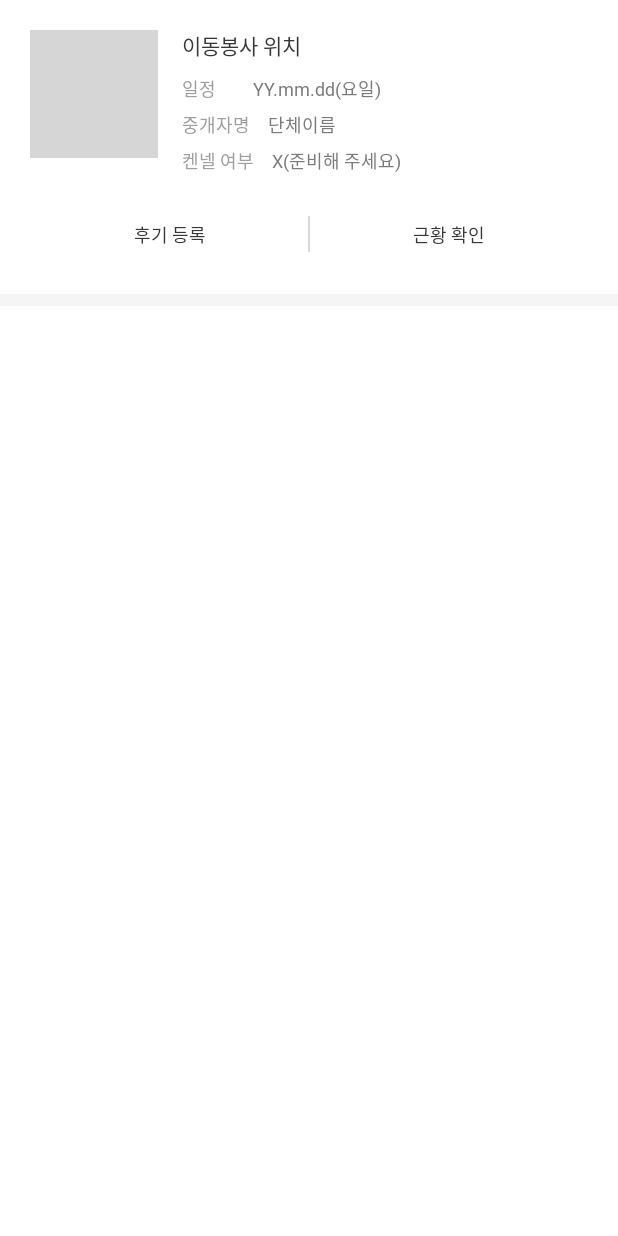
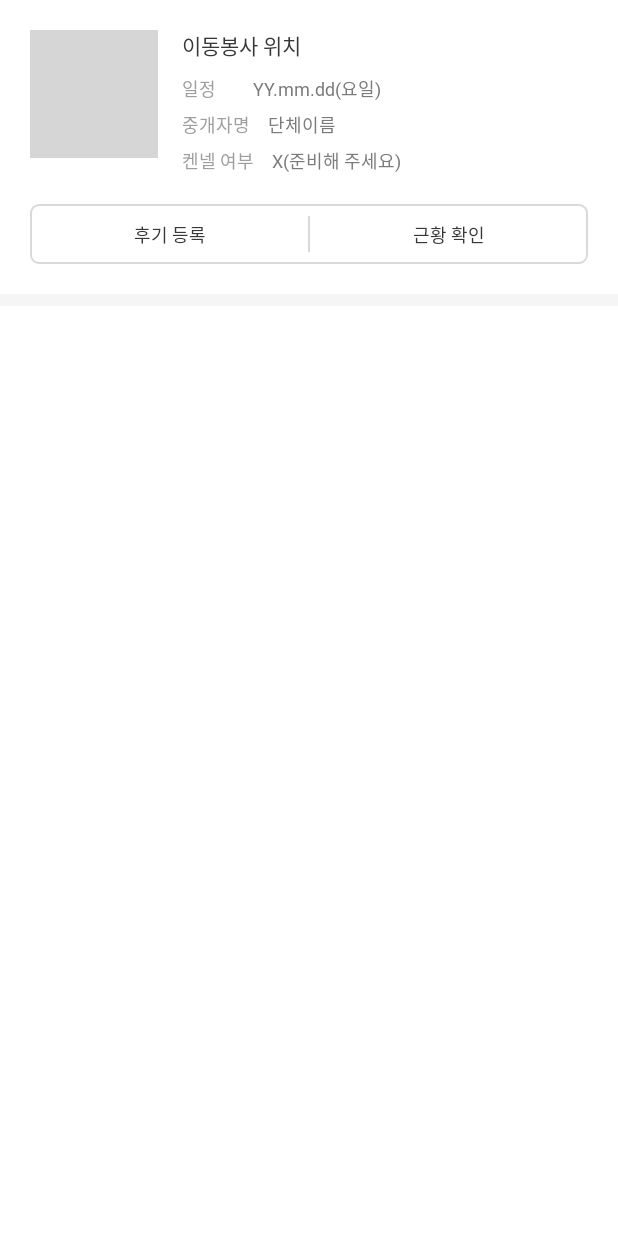
Before and after one commit to PawWithU/ConnectDog-AOS, an Android app built with Jetpack Compose: the @Preview function CompletedContentPreview, on a phone screen of 412 x 824 dp. Run offline under Robolectric (Android 15) with nearby library versions, the phone set to English and light mode, and no system bars; libraries missing offline, so code that uses them is left out: com.skydoves.landscapist; Roboto replaces fonts that are not available here; 3 statements that could not run were skipped; grey boxes are pictures that could not be loaded.

Commit message:
feat/management: 봉사관리>완료 dogStatusId, reviewId 추가 및 UI 올바르게 수정

```diff
--- a/core/data/src/main/java/com/kusitms/connectdog/core/data/api/model/ApplicationCompletedResponseItem.kt
+++ b/core/data/src/main/java/com/kusitms/connectdog/core/data/api/model/ApplicationCompletedResponseItem.kt
@@ -8,12 +8,12 @@ import com.squareup.moshi.JsonClass
 data class ApplicationCompletedResponseItem(
     val arrivalLoc: String,
     val departureLoc: String,
-    val dogStatusId: Long,
+    val startDate: String,
     val endDate: String,
     val intermediaryName: String,
     val isKennel: Boolean,
     val mainImage: String,
     val postId: Long,
-    val reviewId: Long,
-    val startDate: String
+    val reviewId: Long?,
+    val dogStatusId: Long?,
 )
--- a/core/data/src/main/java/com/kusitms/connectdog/core/data/mapper/ApplicationMapper.kt
+++ b/core/data/src/main/java/com/kusitms/connectdog/core/data/mapper/ApplicationMapper.kt
@@ -54,6 +54,7 @@ internal fun ApplicationCompletedResponseItem.toData(): Application {
         organization = intermediaryName,
         hasKennel = isKennel,
         postId = postId,
-        reviewId = reviewId
+        reviewId = reviewId,
+        dogStatusId = dogStatusId,
     )
 }
--- a/core/model/src/main/java/com/kusitms/connectdog/core/model/Application.kt
+++ b/core/model/src/main/java/com/kusitms/connectdog/core/model/Application.kt
@@ -7,5 +7,6 @@ data class Application(
     val organization: String,
     val hasKennel: Boolean,
     val postId: Long,
-    val reviewId: Long,
+    val reviewId: Long? = null,
+    val dogStatusId: Long? = null,
 )
--- a/feature/management/src/main/java/com/kusitms/connectdog/feature/management/ManagementScreen.kt
+++ b/feature/management/src/main/java/com/kusitms/connectdog/feature/management/ManagementScreen.kt
@@ -1,6 +1,8 @@
 package com.kusitms.connectdog.feature.management
 
+import android.util.Log
 import androidx.compose.foundation.ExperimentalFoundationApi
+import androidx.compose.foundation.border
 import androidx.compose.foundation.clickable
 import androidx.compose.foundation.layout.Arrangement
 import androidx.compose.foundation.layout.Box
@@ -20,6 +22,7 @@ import androidx.compose.foundation.lazy.LazyColumn
 import androidx.compose.foundation.lazy.items
 import androidx.compose.foundation.pager.HorizontalPager
 import androidx.compose.foundation.pager.rememberPagerState
+import androidx.compose.foundation.shape.RoundedCornerShape
 import androidx.compose.material3.CircularProgressIndicator
 import androidx.compose.material3.Divider
 import androidx.compose.material3.MaterialTheme
@@ -50,6 +53,8 @@ import com.kusitms.connectdog.core.designsystem.theme.ConnectDogTheme
 import com.kusitms.connectdog.core.designsystem.theme.Gray2
 import com.kusitms.connectdog.core.designsystem.theme.Gray7
 import com.kusitms.connectdog.core.model.Application
+
+val TAG = "ManagementScreen"
 
 @Composable
 internal fun ManagementRoute(
@@ -133,7 +138,7 @@ private fun ManagementScreen(
                 when (index) {
                     0 -> firstContent()
                     1 -> secondContent()
-                    3 -> thirdContent()
+                    2 -> thirdContent()
                 }
             }
         }
@@ -153,6 +158,7 @@ private fun PendingApproval(
                 }
             }
         }
+
         else -> Loading()
     }
 }
@@ -281,7 +287,15 @@ private fun ReviewRecentButton(
     onClickReview: () -> Unit,
     onClickRecent: () -> Unit
 ) {
-    Box(modifier = modifier.fillMaxWidth()) {
+    Box(
+        modifier = modifier
+            .fillMaxWidth()
+            .border(
+                shape = RoundedCornerShape(6.dp),
+                color = MaterialTheme.colorScheme.outline,
+                width = 1.dp
+            )
+    ) {
         Row(
             verticalAlignment = Alignment.CenterVertically,
             horizontalArrangement = Arrangement.SpaceEvenly
@@ -304,7 +318,7 @@ private fun ReviewRecentButton(
                 modifier = modifier
                     .fillMaxHeight()
                     .weight(0.5f)
-                    .clickable { onClickReview() },
+                    .clickable { onClickRecent() },
                 contentAlignment = Alignment.Center
             ) {
                 Text(
```
